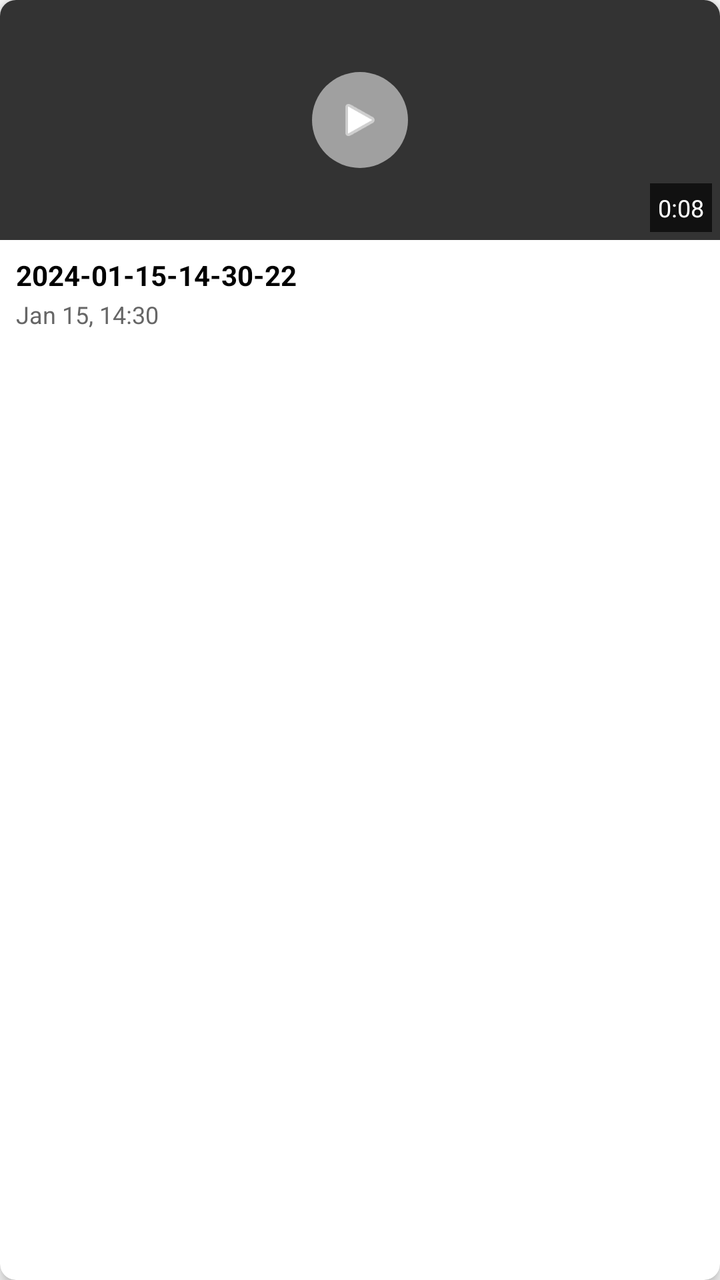
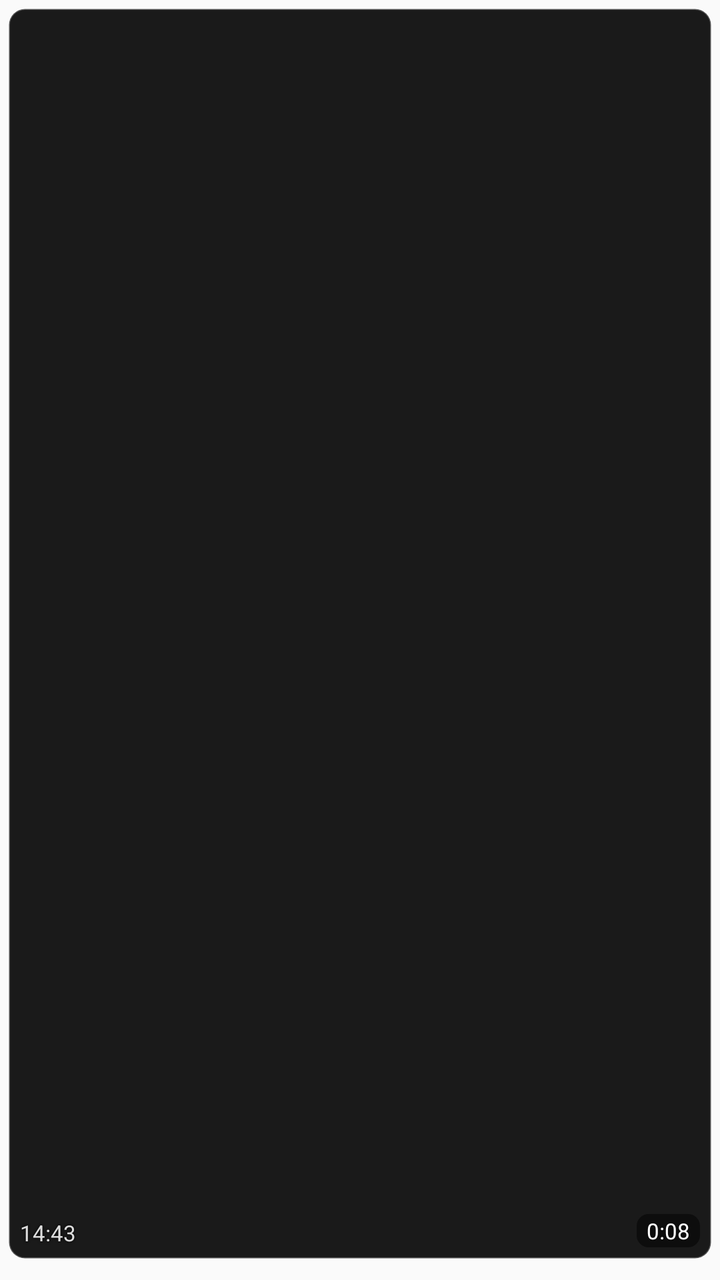

Screens rendered from an Android XML layout before and after an edit, with the pre-edit source and the edit as a unified diff.
<!-- AndroidManifest.xml: application theme Theme.MTBAnalyzer -->
<!-- res/layout/item_video.xml -->
<?xml version="1.0" encoding="utf-8"?>
<androidx.cardview.widget.CardView xmlns:android="http://schemas.android.com/apk/res/android"
    xmlns:app="http://schemas.android.com/apk/res-auto"
    android:layout_width="match_parent"
    android:layout_height="wrap_content"
    android:layout_margin="4dp"
    app:cardCornerRadius="8dp"
    app:cardElevation="4dp"
    android:foreground="?android:attr/selectableItemBackground">

    <LinearLayout
        android:layout_width="match_parent"
        android:layout_height="wrap_content"
        android:orientation="vertical">

        <FrameLayout
            android:layout_width="match_parent"
            android:layout_height="120dp">

            <ImageView
                android:id="@+id/video_thumbnail"
                android:layout_width="match_parent"
                android:layout_height="match_parent"
                android:scaleType="fitCenter"
                android:background="#333333" />
                
            
            <View
                android:id="@+id/selectionOverlay"
                android:layout_width="match_parent"
                android:layout_height="match_parent"
                android:background="#88FF4444"
                android:visibility="gone" />
                
            
            <CheckBox
                android:id="@+id/selectionCheckbox"
                android:layout_width="wrap_content"
                android:layout_height="wrap_content"
                android:layout_gravity="top|end"
                android:layout_margin="8dp"
                android:visibility="gone"
                android:buttonTint="#FF4444" />

            <TextView
                android:id="@+id/video_duration"
                android:layout_width="wrap_content"
                android:layout_height="wrap_content"
                android:layout_gravity="bottom|end"
                android:layout_margin="4dp"
                android:background="#AA000000"
                android:padding="4dp"
                android:text="0:08"
                android:textColor="#FFFFFF"
                android:textSize="12sp" />

            
            <ImageView
                android:layout_width="48dp"
                android:layout_height="48dp"
                android:layout_gravity="center"
                android:src="@android:drawable/ic_media_play"
                android:background="@drawable/circle_indicator"
                android:backgroundTint="#88FFFFFF"
                android:padding="12dp"
                app:tint="#FFFFFF" />

        </FrameLayout>

        <LinearLayout
            android:layout_width="match_parent"
            android:layout_height="wrap_content"
            android:orientation="vertical"
            android:padding="8dp">

            <TextView
                android:id="@+id/video_title"
                android:layout_width="match_parent"
                android:layout_height="wrap_content"
                android:text="2024-01-15-14-30-22"
                android:textColor="#000000"
                android:textSize="14sp"
                android:textStyle="bold"
                android:maxLines="1"
                android:ellipsize="end" />

            <TextView
                android:id="@+id/video_date"
                android:layout_width="match_parent"
                android:layout_height="wrap_content"
                android:text="Jan 15, 14:30"
                android:textColor="#666666"
                android:textSize="12sp"
                android:layout_marginTop="2dp" />

        </LinearLayout>

    </LinearLayout>

</androidx.cardview.widget.CardView>
<!-- resources referenced by this layout -->
<resources>
  <!-- drawable circle_indicator (drawable) -->
  <?xml version="1.0" encoding="utf-8"?>
  <shape xmlns:android="http://schemas.android.com/apk/res/android"
      android:shape="oval">
      <solid android:color="@android:color/white" />
  </shape>
  <style name="Theme.MTBAnalyzer" parent="Theme.AppCompat.DayNight.NoActionBar">
          
          <item name="colorPrimary">@color/purple_500</item>
          <item name="colorPrimaryVariant">@color/purple_700</item>
          <item name="colorOnPrimary">@color/white</item>
          
          <item name="colorSecondary">@color/teal_200</item>
          <item name="colorSecondaryVariant">@color/teal_700</item>
          <item name="colorOnSecondary">@color/black</item>
          
          <item name="android:statusBarColor" tools:targetApi="l">@color/black</item>
          
          <item name="android:windowFullscreen">true</item>
      </style>
  <color name="purple_500">#FF6200EE</color>
  <color name="purple_700">#FF3700B3</color>
  <color name="white">#FFFFFFFF</color>
  <color name="teal_200">#FF03DAC5</color>
  <color name="teal_700">#FF018786</color>
  <color name="black">#FF000000</color>
</resources>

<!-- the commit's change to res/layout/item_video.xml (unified diff, before → after) -->
@@ -1,100 +1,103 @@
 <?xml version="1.0" encoding="utf-8"?>
-<androidx.cardview.widget.CardView xmlns:android="http://schemas.android.com/apk/res/android"
+<androidx.constraintlayout.widget.ConstraintLayout xmlns:android="http://schemas.android.com/apk/res/android"
     xmlns:app="http://schemas.android.com/apk/res-auto"
     android:layout_width="match_parent"
     android:layout_height="wrap_content"
-    android:layout_margin="4dp"
-    app:cardCornerRadius="8dp"
-    app:cardElevation="4dp"
-    android:foreground="?android:attr/selectableItemBackground">
+    android:padding="4dp">
 
-    <LinearLayout
-        android:layout_width="match_parent"
-        android:layout_height="wrap_content"
-        android:orientation="vertical">
+    
+    <FrameLayout
+        android:id="@+id/tile"
+        android:layout_width="0dp"
+        android:layout_height="0dp"
+        android:background="@drawable/clip_thumb_background"
+        android:clipToOutline="true"
+        android:foreground="?android:attr/selectableItemBackground"
+        app:layout_constraintDimensionRatio="9:16"
+        app:layout_constraintTop_toTopOf="parent"
+        app:layout_constraintStart_toStartOf="parent"
+        app:layout_constraintEnd_toEndOf="parent">
 
-        <FrameLayout
+        <ImageView
+            android:id="@+id/video_thumbnail"
             android:layout_width="match_parent"
-            android:layout_height="120dp">
+            android:layout_height="match_parent"
+            android:scaleType="centerCrop"
+            android:importantForAccessibility="no" />
 
-            <ImageView
-                android:id="@+id/video_thumbnail"
-                android:layout_width="match_parent"
-                android:layout_height="match_parent"
-                android:scaleType="fitCenter"
-                android:background="#333333" />
-                
-            
-            <View
-                android:id="@+id/selectionOverlay"
-                android:layout_width="match_parent"
-                android:layout_height="match_parent"
-                android:background="#88FF4444"
-                android:visibility="gone" />
-                
-            
-            <CheckBox
-                android:id="@+id/selectionCheckbox"
-                android:layout_width="wrap_content"
-                android:layout_height="wrap_content"
-                android:layout_gravity="top|end"
-                android:layout_margin="8dp"
-                android:visibility="gone"
-                android:buttonTint="#FF4444" />
+        
+        <View
+            android:id="@+id/tileScrim"
+            android:layout_width="match_parent"
+            android:layout_height="match_parent"
+            android:background="#8C000000"
+            android:visibility="gone" />
 
-            <TextView
-                android:id="@+id/video_duration"
-                android:layout_width="wrap_content"
-                android:layout_height="wrap_content"
-                android:layout_gravity="bottom|end"
-                android:layout_margin="4dp"
-                android:background="#AA000000"
-                android:padding="4dp"
-                android:text="0:08"
-                android:textColor="#FFFFFF"
-                android:textSize="12sp" />
+        <View
+            android:id="@+id/selectedOutline"
+            android:layout_width="match_parent"
+            android:layout_height="match_parent"
+            android:background="@drawable/tile_selected_outline"
+            android:visibility="gone" />
 
-            
-            <ImageView
-                android:layout_width="48dp"
-                android:layout_height="48dp"
-                android:layout_gravity="center"
-                android:src="@android:drawable/ic_media_play"
-                android:background="@drawable/circle_indicator"
-                android:backgroundTint="#88FFFFFF"
-                android:padding="12dp"
-                app:tint="#FFFFFF" />
+        <TextView
+            android:id="@+id/importTag"
+            android:layout_width="wrap_content"
+            android:layout_height="wrap_content"
+            android:layout_gravity="top|start"
+            android:layout_margin="6dp"
+            android:paddingStart="5dp"
+            android:paddingEnd="5dp"
+            android:paddingTop="1dp"
+            android:paddingBottom="1dp"
+            android:background="@drawable/tag_background"
+            android:text="import"
+            android:textColor="@android:color/white"
+            android:textSize="10sp"
+            android:visibility="gone" />
 
-        </FrameLayout>
+        
+        <TextView
+            android:id="@+id/selectBadge"
+            android:layout_width="22dp"
+            android:layout_height="22dp"
+            android:layout_gravity="top|end"
+            android:layout_margin="6dp"
+            android:gravity="center"
+            android:background="@drawable/select_ring"
+            android:text=""
+            android:textColor="@android:color/black"
+            android:textSize="12sp"
+            android:textStyle="bold"
+            android:visibility="gone" />
 
-        <LinearLayout
-            android:layout_width="match_parent"
+        <TextView
+            android:id="@+id/video_time"
+            android:layout_width="wrap_content"
             android:layout_height="wrap_content"
-            android:orientation="vertical"
-            android:padding="8dp">
+            android:layout_gravity="bottom|start"
+            android:layout_margin="6dp"
+            android:text="14:43"
+            android:textColor="#DDDDDD"
+            android:textSize="11sp"
+            android:shadowColor="#000000"
+            android:shadowRadius="3" />
 
-            <TextView
-                android:id="@+id/video_title"
-                android:layout_width="match_parent"
-                android:layout_height="wrap_content"
-                android:text="2024-01-15-14-30-22"
-                android:textColor="#000000"
-                android:textSize="14sp"
-                android:textStyle="bold"
-                android:maxLines="1"
-                android:ellipsize="end" />
+        <TextView
+            android:id="@+id/video_duration"
+            android:layout_width="wrap_content"
+            android:layout_height="wrap_content"
+            android:layout_gravity="bottom|end"
+            android:layout_margin="6dp"
+            android:paddingStart="5dp"
+            android:paddingEnd="5dp"
+            android:paddingTop="1dp"
+            android:paddingBottom="1dp"
+            android:background="@drawable/duration_tag_background"
+            android:text="0:08"
+            android:textColor="@android:color/white"
+            android:textSize="11sp" />
 
-            <TextView
-                android:id="@+id/video_date"
-                android:layout_width="match_parent"
-                android:layout_height="wrap_content"
-                android:text="Jan 15, 14:30"
-                android:textColor="#666666"
-                android:textSize="12sp"
-                android:layout_marginTop="2dp" />
+    </FrameLayout>
 
-        </LinearLayout>
-
-    </LinearLayout>
-
-</androidx.cardview.widget.CardView>
+</androidx.constraintlayout.widget.ConstraintLayout>
<!-- resource entries referenced after the edit -->
@@ -1,10 +1,37 @@
 <!-- resources referenced by this layout -->
 <resources>
-  <!-- drawable circle_indicator (drawable) -->
+  <!-- drawable clip_thumb_background (drawable) -->
   <?xml version="1.0" encoding="utf-8"?>
-  <shape xmlns:android="http://schemas.android.com/apk/res/android"
-      android:shape="oval">
-      <solid android:color="@android:color/white" />
+  <shape xmlns:android="http://schemas.android.com/apk/res/android" android:shape="rectangle">
+      <solid android:color="#FF1A1A1A" />
+      <corners android:radius="8dp" />
+      <stroke android:width="1dp" android:color="#40FFFFFF" />
+  </shape>
+  <!-- drawable duration_tag_background (drawable) -->
+  <?xml version="1.0" encoding="utf-8"?>
+  <shape xmlns:android="http://schemas.android.com/apk/res/android" android:shape="rectangle">
+      <solid android:color="#80000000" />
+      <corners android:radius="6dp" />
+  </shape>
+  <!-- drawable select_ring (drawable) -->
+  <?xml version="1.0" encoding="utf-8"?>
+  <shape xmlns:android="http://schemas.android.com/apk/res/android" android:shape="oval">
+      <solid android:color="#40000000" />
+      <stroke android:width="2dp" android:color="#C0FFFFFF" />
+  </shape>
+  <!-- drawable tag_background (drawable) -->
+  <?xml version="1.0" encoding="utf-8"?>
+  <shape xmlns:android="http://schemas.android.com/apk/res/android" android:shape="rectangle">
+      <solid android:color="#60000000" />
+      <corners android:radius="6dp" />
+      <stroke android:width="1dp" android:color="#40FFFFFF" />
+  </shape>
+  <!-- drawable tile_selected_outline (drawable) -->
+  <?xml version="1.0" encoding="utf-8"?>
+  <shape xmlns:android="http://schemas.android.com/apk/res/android" android:shape="rectangle">
+      <solid android:color="#00000000" />
+      <corners android:radius="10dp" />
+      <stroke android:width="2dp" android:color="#FFFFFFFF" />
   </shape>
   <style name="Theme.MTBAnalyzer" parent="Theme.AppCompat.DayNight.NoActionBar">
           
